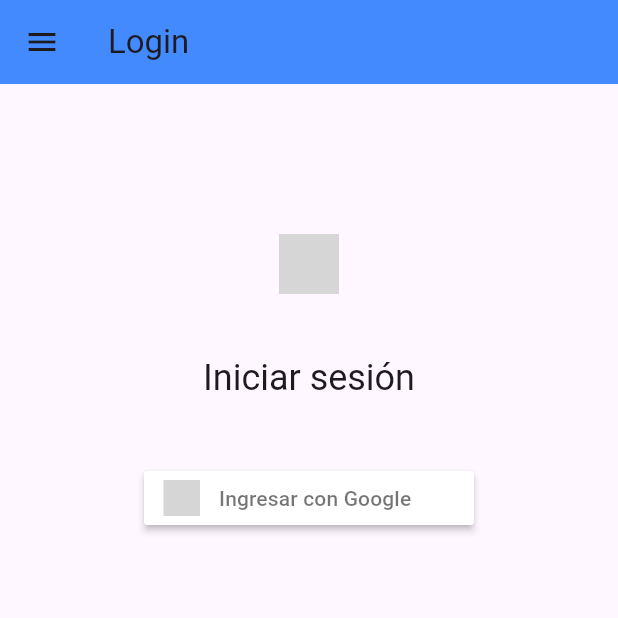
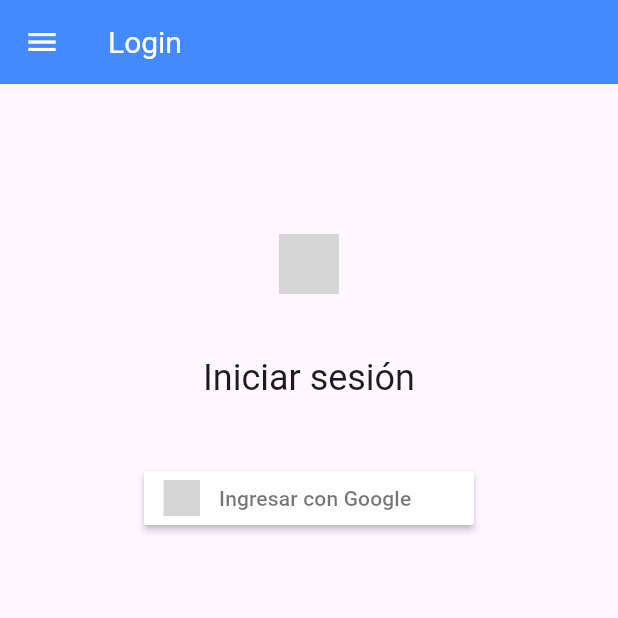
Before and after one commit to rcabezas1/personal_budget, a Flutter app: the screen it shows after launch, on a phone screen of 412 x 824 dp, the top half of it. Run offline on Flutter 3.47's test engine with Material 3 defaults, Android fonts, the light colour scheme and no system bars; our stand-ins replace currency_text_input_formatter, dropdown_search, firebase_auth, firebase_core, flutter_dotenv, flutter_signin_button and 4 more; missing offline and left inert: omni_datetime_picker; accounts and stored records are empty; network calls fail; grey boxes are pictures that could not be loaded.

Commit message:
Version with expenses no gfwidget

```diff
--- a/lib/main.dart
+++ b/lib/main.dart
@@ -2,12 +2,12 @@ import 'package:firebase_auth/firebase_auth.dart';
 import 'package:firebase_core/firebase_core.dart';
 import 'package:flutter/material.dart';
 import 'package:flutter_dotenv/flutter_dotenv.dart';
-import 'package:flutter_localization/flutter_localization.dart';
 import 'package:personal_budget/firebase_options.dart';
 import 'package:personal_budget/service/providers/budget_provider.dart';
 import 'package:personal_budget/service/providers/user_provider.dart';
 import 'package:personal_budget/service/storage/memory_storage.dart';
 import 'package:personal_budget/service/user_service.dart';
+import 'package:personal_budget/view/expenses/expense_list.dart';
 import 'package:personal_budget/view/login/login_view.dart';
 import 'package:provider/provider.dart';
 
@@ -42,7 +42,9 @@ class MainApp extends StatelessWidget {
     return MaterialApp(
       debugShowCheckedModeBanner: false,
       restorationScopeId: "personal_budget",
-      home: const LoginView(),
+      home: FirebaseAuth.instance.currentUser != null
+          ? const ExpensesList()
+          : const LoginView(),
     );
   }
 }
--- a/lib/view/expenses/add_expense.dart
+++ b/lib/view/expenses/add_expense.dart
@@ -1,6 +1,4 @@
 import 'package:flutter/material.dart';
-import 'package:getwidget/colors/gf_color.dart';
-import 'package:getwidget/components/appbar/gf_appbar.dart';
 import 'package:personal_budget/model/expenses/expense.dart';
 import 'package:personal_budget/service/storage/memory_storage.dart';
 import 'package:personal_budget/view/expenses/expense_card.dart';
@@ -17,9 +15,9 @@ class AddExpenseState extends State<AddExpense> {
   @override
   Widget build(BuildContext context) {
     return Scaffold(
-        appBar: GFAppBar(
+        appBar: AppBar(
           title: const Text('Agregar Gasto'),
-          backgroundColor: GFColors.PRIMARY,
+          backgroundColor: Colors.blue,
         ),
         body: SingleChildScrollView(
           restorationId: "manual",
--- a/lib/view/inputs/formats.dart
+++ b/lib/view/inputs/formats.dart
@@ -7,6 +7,4 @@ final currencyFormat = NumberFormat.currency(
   decimalDigits: 0,
   locale: "es-CO",
 );
-final currencyInputTextFormatter = CurrencyTextInputFormatter(
-    NumberFormat.compactCurrency(
-        locale: "es-CO", symbol: "", decimalDigits: 0));
+final currencyInputTextFormatter = CurrencyTextInputFormatter(currencyFormat);
--- a/lib/view/inputs/input_currency.dart
+++ b/lib/view/inputs/input_currency.dart
@@ -1,6 +1,5 @@
 import 'package:flutter/foundation.dart';
 import 'package:flutter/material.dart';
-import 'package:getwidget/size/gf_size.dart';
 
 import 'formats.dart';
 
@@ -26,10 +25,9 @@ class InputCurrency extends StatelessWidget {
       initialValue: _valueInitial(),
       keyboardType: TextInputType.number,
       onTap: onTap,
-      style: TextStyle(fontSize: size ?? GFSize.MEDIUM),
+      style: TextStyle(fontSize: size ?? 35),
       decoration: InputDecoration(
-          hintText: hintText,
-          hintStyle: TextStyle(fontSize: size ?? GFSize.MEDIUM)),
+          hintText: hintText, hintStyle: TextStyle(fontSize: size ?? 35)),
       onChanged: _setValue,
     );
   }
--- a/lib/view/layout/layout.dart
+++ b/lib/view/layout/layout.dart
@@ -35,7 +35,13 @@ class Layout extends StatelessWidget {
         //searchBar: searchBar ?? false,
         //searchHintText: "Buscar",
         //searchController: searchController,
-        title: titleWidget ?? Text(title),
+        foregroundColor: Colors.white,
+        title: titleWidget ??
+            Text(
+              title,
+              style: TextStyle(fontSize: 20),
+            ),
+        titleTextStyle: TextStyle(color: Colors.white),
         actions: actions,
       ),
       drawer: Drawer(
@@ -50,27 +56,39 @@ class Layout extends StatelessWidget {
     );
   }
 
-  /*Widget _getHeader() {
-    return GFDrawerHeader(
-        decoration: const BoxDecoration(color: GFColors.PRIMARY),
-        centerAlign: true,
-        currentAccountPicture: GFAvatar(
-          backgroundColor: GFColors.FOCUS,
+  Widget _getTitle() {
+    return const ListTile(
+      trailing: Image(image: AssetImage("assets/icon.png")),
+      title: Text("Personal Budget"),
+      selected: true,
+      selectedTileColor: Colors.blueAccent,
+      selectedColor: Colors.white,
+    );
+  }
+
+  Widget _getAvatar() {
+    return Column(
+      spacing: 10,
+      mainAxisSize: MainAxisSize.max,
+      children: [
+        const SizedBox(height: 10),
+        CircleAvatar(
+          backgroundColor: Colors.amber,
+          radius: 50,
           backgroundImage: _getBackGroundImage(),
         ),
-        child: GFListTile(
-          titleText: 'Personal Budget',
-          subTitleText: FirebaseAuth.instance.currentUser?.displayName ??
-              'Presupuesto Gastos',
-          listItemTextColor: GFColors.LIGHT,
-        ));
-  }*/
+        const SizedBox(height: 10),
+      ],
+    );
+  }
 
   List<Widget> _getMenuOptions() {
-    // var header =  _getHeader();
+    var avatar = _getAvatar();
+    var title = _getTitle();
     if (FirebaseAuth.instance.currentUser != null) {
       return [
-        //header,
+        title,
+        avatar,
         MenuOption(option: MenuList.expense, selectedId: id),
         MenuOption(option: MenuList.cycle, selectedId: id),
         MenuOption(option: MenuList.charts, selectedId: id),
@@ -78,7 +96,7 @@ class Layout extends StatelessWidget {
         MenuOption(option: MenuList.login, selectedId: id)
       ];
     }
-    return [/*header,*/ MenuOption(option: MenuList.login, selectedId: id)];
+    return [title, MenuOption(option: MenuList.login, selectedId: id)];
   }
 
   _getBackGroundImage() {
--- a/lib/view/login/login_view.dart
+++ b/lib/view/login/login_view.dart
@@ -1,10 +1,9 @@
 import 'package:firebase_auth/firebase_auth.dart';
 import 'package:flutter/material.dart';
 import 'package:flutter_signin_button/flutter_signin_button.dart';
-
 import 'package:personal_budget/service/providers/budget_provider.dart';
 import 'package:personal_budget/service/providers/user_provider.dart';
-//import 'package:personal_budget/view/expenses/expense_list.dart';
+import 'package:personal_budget/view/expenses/expense_list.dart';
 import 'package:personal_budget/view/layout/layout.dart';
 import 'package:personal_budget/view/layout/menu_list.dart';
 import 'package:provider/provider.dart';
@@ -77,7 +76,7 @@ class LoginView extends StatelessWidget {
   _homeNavigation(BuildContext context) {
     Navigator.pushAndRemoveUntil(
         context,
-        MaterialPageRoute(builder: (context) => const LoginView()),
+        MaterialPageRoute(builder: (context) => const ExpensesList()),
         (route) => false);
   }
 
--- a/pubspec.yaml
+++ b/pubspec.yaml
@@ -1,7 +1,7 @@
 name: personal_budget
 description: Personal Budget Gastos y Presupuesto.
 publish_to: "none"
-version: 0.1.0+17
+version: 0.1.0+19
 
 environment:
   sdk: ^3.7.0-46.0.dev
```
Also changed, not shown: lib/view/expenses/expense_card.dart (+49 -28 lines), lib/view/expenses/expense_list.dart (+14 -14 lines), lib/view/expenses/fix_expense.dart (+16 -14 lines), lib/view/inputs/text_currency.dart (+4 -3 lines), lib/view/layout/menu_option.dart (+7 -8 lines), lib/view/loaders/avatar_loader.dart (+6 -9 lines), lib/view/loaders/screen_loader.dart (+12 -9 lines), assets/loading.gif (added).
